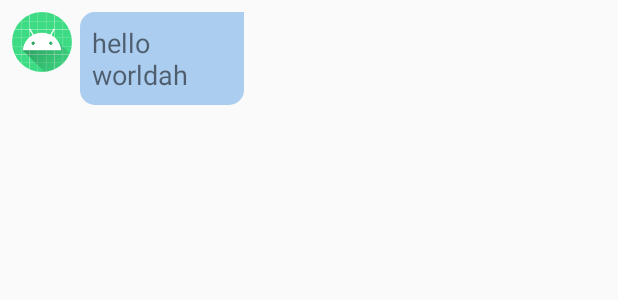
After one commit to Raja-Salman-Tariq/ChatApp, an Android app: the layout leftchat.xml on its own in the app's theme, with its tools: preview values and no code run, on a phone screen of 412 x 824 dp. The commit adds this screen. Shown: the top 300 px of the screen. Run offline under Robolectric (Android 15) with nearby library versions, the light colour scheme and no system bars.

Commit message:
text messages being received.

```diff
--- a/app/src/main/java/com/rajasalmantariq/a2retry/RegisterActivity.java
+++ b/app/src/main/java/com/rajasalmantariq/a2retry/RegisterActivity.java
@@ -75,6 +75,7 @@ public class RegisterActivity extends AppCompatActivity {
                             map.put("status", "Hi there ! Update me please !");
                             map.put("image", "default");
                             map.put("thumbnail", "default");
+                            map.put("number", phno.getText().toString());
 
                             dbRef.setValue(map);
 
--- /dev/null
+++ b/app/src/main/res/drawable-v24/leftmsg.xml
@@ -0,0 +1,13 @@
+<?xml version="1.0" encoding="utf-8"?>
+<shape xmlns:android="http://schemas.android.com/apk/res/android">
+
+    android:shape="rectangle"
+
+    <corners
+        android:radius="10dp"
+        android:topRightRadius="0dp"/>
+
+    <solid
+        android:color="#abcdef"/>
+
+</shape>
--- /dev/null
+++ b/app/src/main/res/layout/leftchat.xml
@@ -0,0 +1,26 @@
+<?xml version="1.0" encoding="utf-8"?>
+<RelativeLayout xmlns:android="http://schemas.android.com/apk/res/android"
+    android:layout_width="300dp"
+    android:padding="8dp"
+    android:layout_height="wrap_content">
+
+    <de.hdodenhof.circleimageview.CircleImageView
+        android:layout_width="40dp"
+        android:layout_height="40dp"
+        android:id="@+id/leftChatPic"
+        android:src="@mipmap/ic_launcher">
+
+    </de.hdodenhof.circleimageview.CircleImageView>
+
+    <TextView
+        android:id="@+id/leftChatMsg"
+        android:layout_width="109dp"
+        android:layout_height="wrap_content"
+        android:layout_marginLeft="5dp"
+        android:layout_toRightOf="@id/leftChatPic"
+        android:background="@drawable/leftmsg"
+        android:padding="8dp"
+        android:text="hello worldah"
+        android:textSize="18sp"></TextView>
+
+</RelativeLayout>
```
Also changed, not shown: app/src/main/AndroidManifest.xml (+6 -3 lines), app/src/main/java/com/rajasalmantariq/a2retry/ChatActivity.java (added, +182 -0 lines), app/src/main/java/com/rajasalmantariq/a2retry/Msg.java (added, +51 -0 lines), app/src/main/java/com/rajasalmantariq/a2retry/MsgAdapter.java (added, +54 -0 lines), app/src/main/java/com/rajasalmantariq/a2retry/MyRvAdapter.java (+38 -7 lines), app/src/main/java/com/rajasalmantariq/a2retry/Users.java (+19 -1 lines), app/src/main/java/com/rajasalmantariq/a2retry/UsersActivity.java (+41 -4 lines), app/src/main/res/layout/activity_chat.xml (added, +48 -0 lines).
